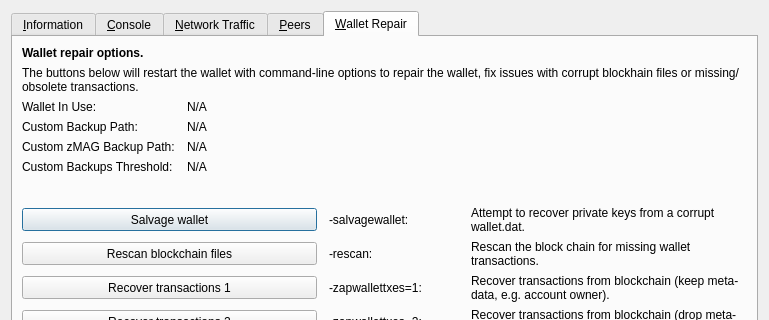
Before: the Qt Designer form src/qt/forms/rpcconsole.ui in magnetwork/mag, drawn with Qt 5; both pictures show x 0 to 769 and y 0 to 320 of the 769 by 485 pixel window.
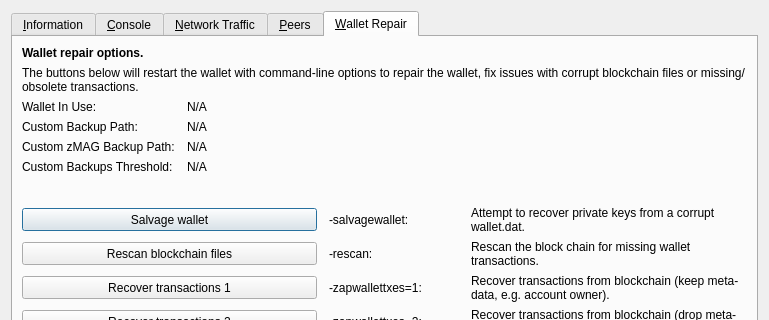
After: the same form once the commit is applied. The open tabs and pages were chosen to show the change. Icons and pictures are not drawn. Custom widgets are drawn as their Qt base class.

Diff of the .ui file:
```diff
--- a/src/qt/forms/rpcconsole.ui
+++ b/src/qt/forms/rpcconsole.ui
@@ -1266,7 +1266,7 @@
           </font>
          </property>
          <property name="text">
-          <string>The buttons below will restart the wallet with command-line options to repair the wallet, fix issues with corrupt blockhain files or missing/obsolete transactions.</string>
+          <string>The buttons below will restart the wallet with command-line options to repair the wallet, fix issues with corrupt blockchain files or missing/obsolete transactions.</string>
          </property>
          <property name="wordWrap">
           <bool>true</bool>
```
